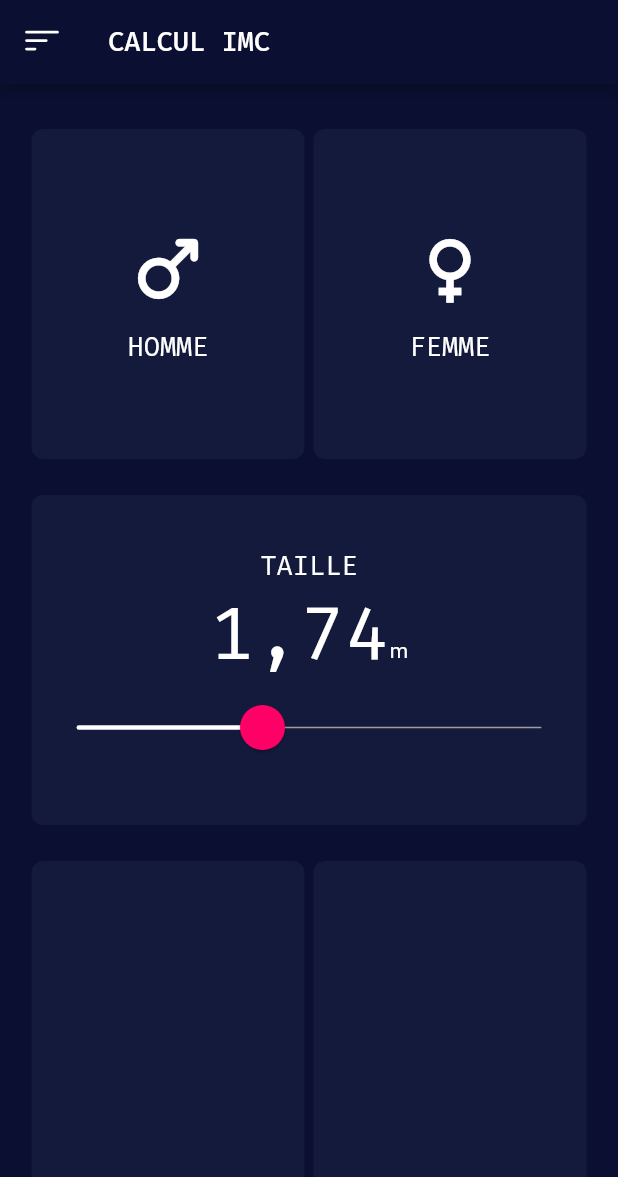
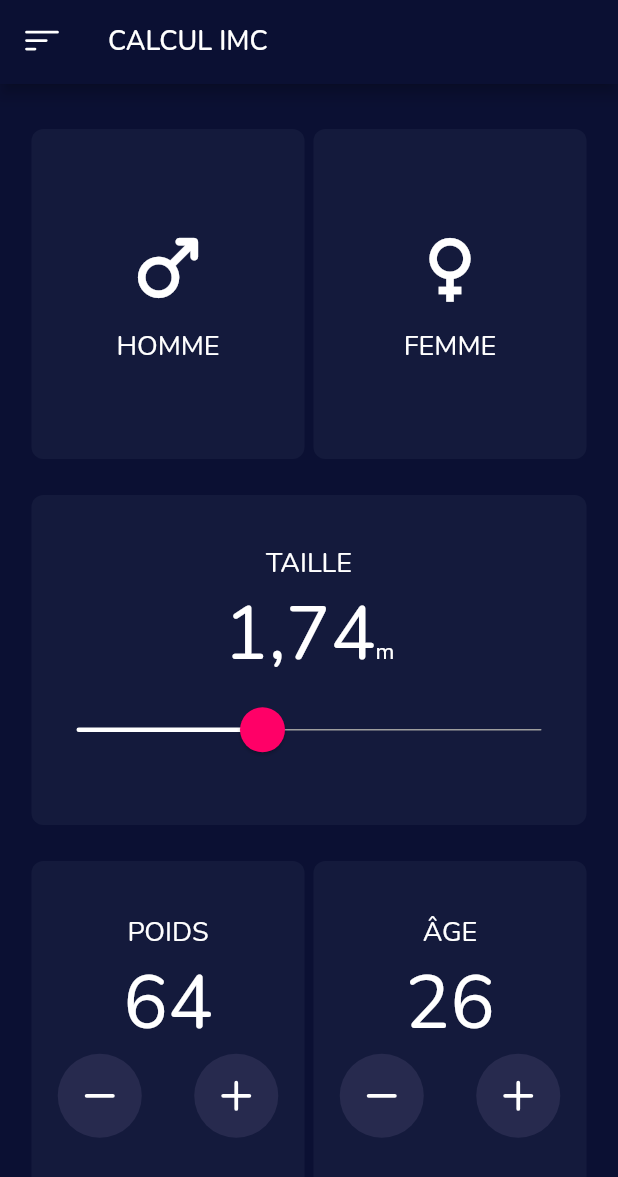
Before and after one commit to geekdjenika/imc, a Flutter app: the screen it shows after launch, on a phone screen of 412 x 824 dp. Shown: the top 1177 px of the screen. Run offline on Flutter 3.47's test engine with Material 2 defaults, Android fonts, the phone set to English and light mode, and no system bars; our stand-ins replace bootstrap_icons, google_fonts.

Commit message:
Weight and age cards done !

```diff
--- a/lib/constants.dart
+++ b/lib/constants.dart
@@ -6,5 +6,5 @@ const kActiveCardColor = Color(0xFF141a3c);
 const kInactiveCardColor = Color(0xFF272a4e);
 const kBottomButtonColor = Color(0xFFff0067);
 
-final kTitleTextStyle = GoogleFonts.firaCode(textStyle: const TextStyle(fontSize: 18.0, color: Colors.white));
-final kTailleTextStyle = GoogleFonts.firaCode(textStyle: const TextStyle(fontSize: 50.0, color: Colors.white));
+final kTitleTextStyle = GoogleFonts.nunito(textStyle: const TextStyle(fontSize: 18.0, color: Colors.white));
+final kTailleTextStyle = GoogleFonts.nunito(textStyle: const TextStyle(fontSize: 50.0, color: Colors.white));
--- a/lib/screens/home.dart
+++ b/lib/screens/home.dart
@@ -2,6 +2,7 @@ import 'package:bootstrap_icons/bootstrap_icons.dart';
 import 'package:flutter/material.dart';
 import 'package:imc/constants.dart';
 import 'package:imc/widgets/my_card.dart';
+import 'package:imc/widgets/rounded_button.dart';
 
 class Accueil extends StatefulWidget {
   const Accueil({Key? key}) : super(key: key);
@@ -135,12 +136,66 @@ class _AccueilState extends State<Accueil> {
                 children: [
                   Expanded(
                     child: MyCard(
-                      child: Column(),
+                      child: Column(
+                        mainAxisAlignment: MainAxisAlignment.center,
+                        children: [
+                          Text('POIDS', style: kTitleTextStyle,),
+                          Text(_poids.toString(), style: kTailleTextStyle,),
+                          Row(
+                            mainAxisAlignment: MainAxisAlignment.spaceAround,
+                            children: [
+                              RoundedButton(
+                                icon: BootstrapIcons.dash,
+                                action: () {
+                                  setState(() {
+                                    _poids > 25 ? _poids-- : _poids = _poids;
+                                  });
+                                },
+                              ),
+                              RoundedButton(
+                                icon: BootstrapIcons.plus,
+                                action: () {
+                                  setState(() {
+                                    _poids < 160 ? _poids++ : _poids = _poids;
+                                  });
+                                },
+                              ),
+                            ],
+                          )
+                        ],
+                      ),
                     ),
                   ),
                   Expanded(
                     child: MyCard(
-                      child: Column(),
+                      child: Column(
+                        mainAxisAlignment: MainAxisAlignment.center,
+                        children: [
+                          Text('âge'.toUpperCase(), style: kTitleTextStyle,),
+                          Text(_age.toString(), style: kTailleTextStyle,),
+                          Row(
+                            mainAxisAlignment: MainAxisAlignment.spaceAround,
+                            children: [
+                              RoundedButton(
+                                icon: BootstrapIcons.dash,
+                                action: () {
+                                  setState(() {
+                                    _age > 10 ? _age-- : _age = _age;
+                                  });
+                                },
+                              ),
+                              RoundedButton(
+                                icon: BootstrapIcons.plus,
+                                action: () {
+                                  setState(() {
+                                    _age < 150 ? _age++ : _age = _age;
+                                  });
+                                },
+                              ),
+                            ],
+                          )
+                        ],
+                      ),
                     ),
                   ),
                 ],
--- /dev/null
+++ b/lib/widgets/rounded_button.dart
@@ -0,0 +1,22 @@
+import 'package:flutter/material.dart';
+import 'package:imc/constants.dart';
+
+class RoundedButton extends StatelessWidget {
+
+  final Function() action;
+  final IconData icon;
+
+  const RoundedButton({required this.action, required this.icon});
+
+  @override
+  Widget build(BuildContext context) {
+    return RawMaterialButton(
+      shape: const CircleBorder(),
+      fillColor: kInactiveCardColor,
+      constraints: const BoxConstraints.tightFor(width: 56.0, height: 56.0),
+      elevation: 0.0,
+      onPressed: action,
+      child: Icon(icon, size: 40.0, color: Colors.white,),
+    );
+  }
+}
```
